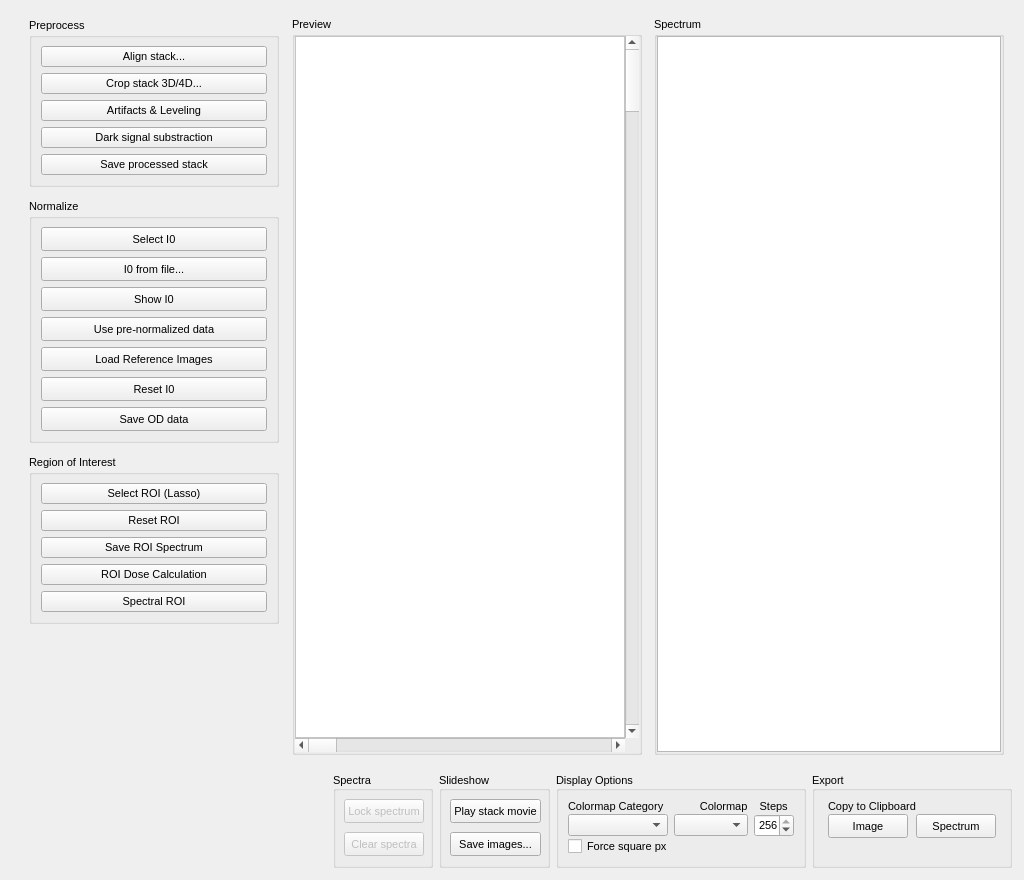
Above: mantis_xray/pagestack.ui from mlerotic/spectromicroscopy before the change. Below: the same form after it.
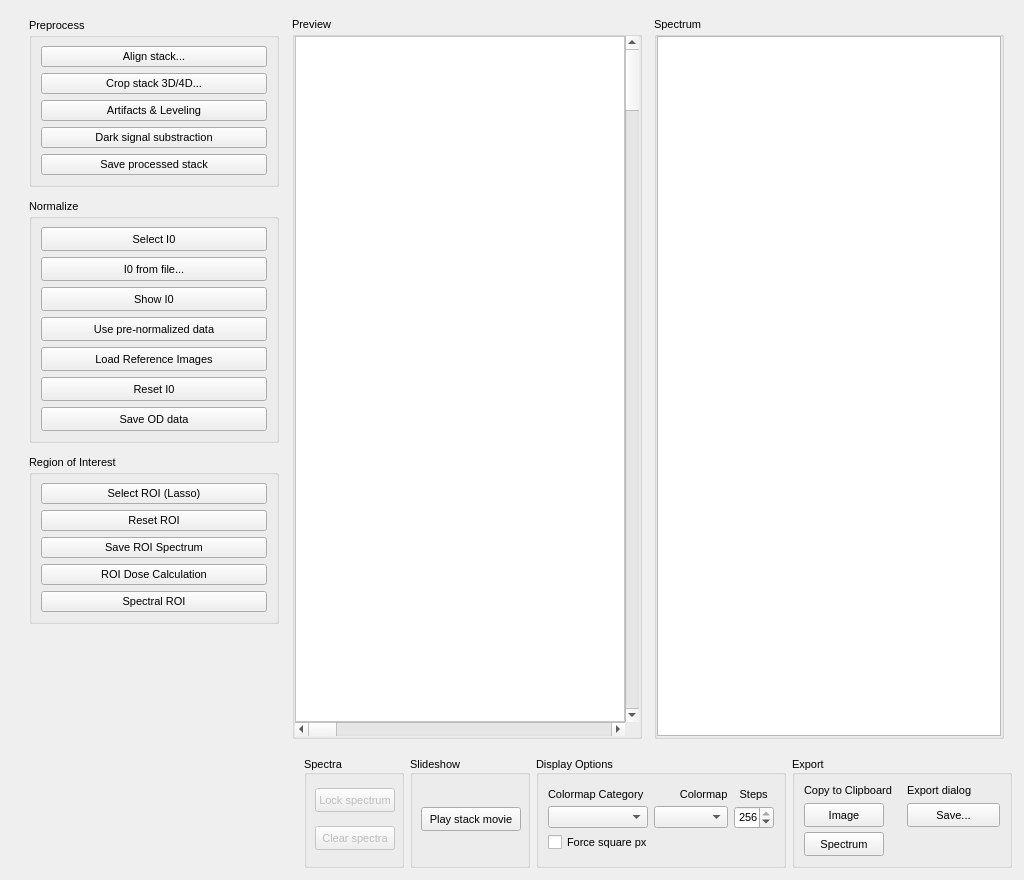
That is the form after the change. Custom widgets are drawn as their Qt base class.

Commit message: PageStack: 'Save...' dialog cleaned up, SVG & PDF export enabled. Matplotlib dependencies removed.

```diff
--- a/mantis_xray/pagestack.ui
+++ b/mantis_xray/pagestack.ui
@@ -730,14 +730,14 @@
         </property>
         <property name="minimumSize">
          <size>
-          <width>0</width>
+          <width>120</width>
           <height>0</height>
          </size>
         </property>
         <property name="maximumSize">
          <size>
           <width>16777215</width>
-          <height>150</height>
+          <height>120</height>
          </size>
         </property>
         <property name="font">
@@ -789,19 +789,6 @@
              </property>
             </widget>
            </item>
-           <item>
-            <widget class="QPushButton" name="button_save">
-             <property name="minimumSize">
-              <size>
-               <width>0</width>
-               <height>24</height>
-              </size>
-             </property>
-             <property name="text">
-              <string>Save images...</string>
-             </property>
-            </widget>
-           </item>
           </layout>
          </item>
         </layout>
@@ -1036,13 +1023,13 @@
         </property>
         <property name="minimumSize">
          <size>
-          <width>200</width>
+          <width>220</width>
           <height>0</height>
          </size>
         </property>
         <property name="maximumSize">
          <size>
-          <width>200</width>
+          <width>220</width>
           <height>150</height>
          </size>
         </property>
@@ -1075,49 +1062,21 @@
           <number>9</number>
          </property>
          <item>
-          <layout class="QGridLayout" name="gridLayout">
+          <layout class="QGridLayout" name="gridLayout" rowstretch="0,0,0" columnstretch="0,0">
            <property name="sizeConstraint">
             <enum>QLayout::SetDefaultConstraint</enum>
            </property>
            <property name="leftMargin">
             <number>0</number>
            </property>
-           <property name="spacing">
-            <number>0</number>
+           <property name="horizontalSpacing">
+            <number>15</number>
            </property>
-           <item row="0" column="0">
-            <widget class="QLabel" name="label_2">
-             <property name="sizePolicy">
-              <sizepolicy hsizetype="Maximum" vsizetype="Maximum">
-               <horstretch>0</horstretch>
-               <verstretch>0</verstretch>
-              </sizepolicy>
-             </property>
-             <property name="minimumSize">
-              <size>
-               <width>0</width>
-               <height>15</height>
-              </size>
-             </property>
-             <property name="text">
-              <string>Copy to Clipboard</string>
-             </property>
-             <property name="alignment">
-              <set>Qt::AlignLeading|Qt::AlignLeft|Qt::AlignVCenter</set>
-             </property>
-            </widget>
-           </item>
+           <property name="verticalSpacing">
+            <number>5</number>
+           </property>
            <item row="1" column="1">
-            <widget class="QPushButton" name="pb_copy_specimg">
-             <property name="enabled">
-              <bool>true</bool>
-             </property>
-             <property name="sizePolicy">
-              <sizepolicy hsizetype="Maximum" vsizetype="Maximum">
-               <horstretch>0</horstretch>
-               <verstretch>0</verstretch>
-              </sizepolicy>
-             </property>
+            <widget class="QPushButton" name="button_save">
              <property name="minimumSize">
               <size>
                <width>0</width>
@@ -1125,7 +1084,7 @@
               </size>
              </property>
              <property name="text">
-              <string>Spectrum</string>
+              <string>Save...</string>
              </property>
             </widget>
            </item>
@@ -1154,10 +1113,54 @@
              </property>
             </widget>
            </item>
-           <item row="2" column="0">
+           <item row="0" column="0">
+            <widget class="QLabel" name="label_2">
+             <property name="sizePolicy">
+              <sizepolicy hsizetype="Maximum" vsizetype="Maximum">
+               <horstretch>0</horstretch>
+               <verstretch>0</verstretch>
+              </sizepolicy>
+             </property>
+             <property name="minimumSize">
+              <size>
+               <width>0</width>
+               <height>15</height>
+              </size>
+             </property>
+             <property name="text">
+              <string>Copy to Clipboard</string>
+             </property>
+             <property name="alignment">
+              <set>Qt::AlignLeading|Qt::AlignLeft|Qt::AlignVCenter</set>
+             </property>
+            </widget>
+           </item>
+           <item row="0" column="1">
             <widget class="QLabel" name="label_3">
              <property name="text">
-              <string/>
+              <string>Export dialog</string>
+             </property>
+            </widget>
+           </item>
+           <item row="2" column="0">
+            <widget class="QPushButton" name="pb_copy_specimg">
+             <property name="enabled">
+              <bool>true</bool>
+             </property>
+             <property name="sizePolicy">
+              <sizepolicy hsizetype="Maximum" vsizetype="Maximum">
+               <horstretch>0</horstretch>
+               <verstretch>0</verstretch>
+              </sizepolicy>
+             </property>
+             <property name="minimumSize">
+              <size>
+               <width>0</width>
+               <height>24</height>
+              </size>
+             </property>
+             <property name="text">
+              <string>Spectrum</string>
              </property>
             </widget>
            </item>
```
The commit also changes 2 other files.
